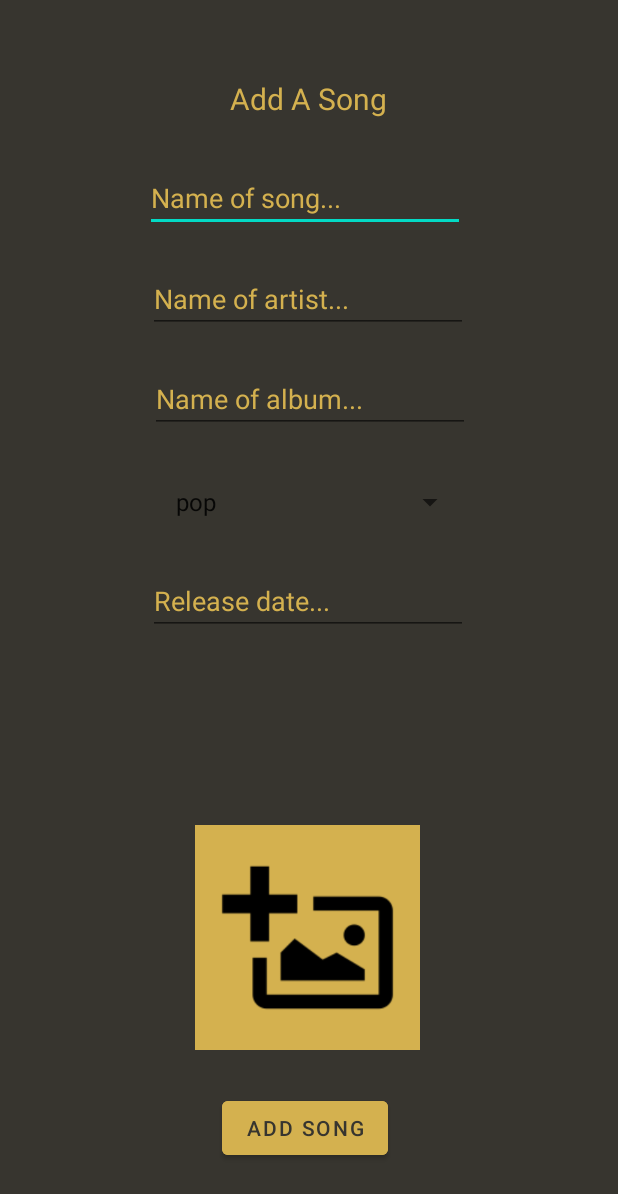
After one commit to GhazyM83/Goldwing3, an Android app: the AddSong screen opened directly, with no data from a screen before it, on a phone screen of 412 x 824 dp. The commit adds this screen. Shown: the top 1194 px of the screen. Run offline under Robolectric (Android 15) with nearby library versions, the phone set to English and light mode, and no system bars; our stand-ins replace Firebase (no records; nobody signed in at launch, a user with empty details on screens opened directly).

Commit message:
Added (Home, Add Song) Modified (All pages)

```diff
--- a/app/src/main/AndroidManifest.xml
+++ b/app/src/main/AndroidManifest.xml
@@ -9,6 +9,12 @@
         android:roundIcon="@mipmap/ic_launcher_round"
         android:supportsRtl="true"
         android:theme="@style/Theme.Goldwing3">
+        <activity
+            android:name=".AddSong"
+            android:exported="false" />
+        <activity
+            android:name=".Home"
+            android:exported="false" />
         <activity
             android:name=".Login"
             android:exported="false" />
--- /dev/null
+++ b/app/src/main/java/com/ghazy/goldwing3/AddSong.java
@@ -0,0 +1,176 @@
+package com.ghazy.goldwing3;
+
+import androidx.annotation.NonNull;
+import androidx.appcompat.app.AppCompatActivity;
+
+import android.app.Activity;
+import android.app.ProgressDialog;
+import android.content.Intent;
+import android.graphics.Bitmap;
+import android.net.Uri;
+import android.os.Bundle;
+import android.provider.MediaStore;
+import android.util.Log;
+import android.view.View;
+import android.widget.ArrayAdapter;
+import android.widget.EditText;
+import android.widget.ImageView;
+import android.widget.Spinner;
+import android.widget.Toast;
+
+import com.google.android.gms.tasks.OnFailureListener;
+import com.google.android.gms.tasks.OnSuccessListener;
+import com.google.firebase.firestore.DocumentReference;
+import com.google.firebase.storage.OnProgressListener;
+import com.google.firebase.storage.StorageReference;
+import com.google.firebase.storage.UploadTask;
+
+import java.io.IOException;
+import java.util.UUID;
+
+public class AddSong extends AppCompatActivity {
+
+    private static final String TAG = "AddSong";
+    private EditText etName, etArtist, etAlbum, etDate;
+    private Spinner spCategory;
+    private ImageView ivCover;
+    private FirebaseServices fbs;
+    private Uri filePath;
+    private StorageReference storageReference;
+    private String StorageCode;
+
+
+    @Override
+    protected void onCreate(Bundle savedInstanceState) {
+        super.onCreate(savedInstanceState);
+        setContentView(R.layout.activity_add_song);
+        getSupportActionBar().hide();
+        etName = findViewById(R.id.etNameAddSong);
+        etArtist = findViewById(R.id.etArtistAddSong);
+        etAlbum = findViewById(R.id.etAlbumAddSong);
+        etDate = findViewById(R.id.etDateAddSong);
+        spCategory = findViewById(R.id.spCategoryAddSong);
+        ivCover = findViewById(R.id.ivCoverAddSong);
+        fbs = FirebaseServices.getInstance();
+        StorageCode = "images/" + UUID.randomUUID().toString();
+        spCategory.setAdapter(new ArrayAdapter<songCategory>(this, android.R.layout.simple_list_item_1, songCategory.values()));
+        storageReference = fbs.getStorage().getReference();
+    }
+
+    public void add(View view) {
+        String name, artist, album, date, category, photo;
+        name = etName.getText().toString();
+        artist = etArtist.getText().toString();
+        album = etAlbum.getText().toString();
+        date = etDate.getText().toString();
+        category = spCategory.getSelectedItem().toString();
+        if (ivCover.getDrawable() == null)
+            photo = "no_image";
+        else photo = StorageCode;
+
+
+        if (name.trim().isEmpty() || artist.trim().isEmpty() || album.trim().isEmpty() ||
+                date.trim().isEmpty() || category.trim().isEmpty() || photo.trim().isEmpty()) {
+            Toast.makeText(this, "Some fields are empty!", Toast.LENGTH_SHORT).show();
+            return;
+        }
+
+        Song song = new Song(name, artist, album, songCategory.valueOf(category), date, photo);
+        fbs.getFire().collection("songs")
+                .add(song)
+                .addOnSuccessListener(new OnSuccessListener<DocumentReference>() {
+                    @Override
+                    public void onSuccess(DocumentReference documentReference) {
+                        Log.d(TAG, "Document added" + documentReference.getId());
+                    }
+                })
+                .addOnFailureListener(new OnFailureListener() {
+                    @Override
+                    public void onFailure(@NonNull Exception e) {
+                        Log.w(TAG, "Error adding document", e);
+                    }
+                });
+    }
+
+    private void uploadImage()
+    {
+        if (filePath != null) {
+
+            // Code for showing progressDialog while uploading
+            ProgressDialog progressDialog = new ProgressDialog(this);
+            progressDialog.setTitle("Uploading...");
+            progressDialog.show();
+
+            // Defining the child of storageReference
+            StorageReference ref = storageReference.child(StorageCode);
+
+            // adding listeners on upload
+            // or failure of image
+            ref.putFile(filePath).addOnSuccessListener(
+                    new OnSuccessListener<UploadTask.TaskSnapshot>() {
+                        @Override
+                        public void onSuccess(
+                                UploadTask.TaskSnapshot taskSnapshot)
+                        {
+
+                            // Image uploaded successfully
+                            // Dismiss dialog
+                            progressDialog.dismiss();
+                            Toast.makeText(getApplicationContext(), "Image Uploaded!!", Toast.LENGTH_SHORT).show();
+                        }
+                    })
+
+                    .addOnFailureListener(new OnFailureListener() {
+                        @Override
+                        public void onFailure(@NonNull Exception e)
+                        {
+
+                            // Error, Image not uploaded
+                            progressDialog.dismiss();
+                            Toast.makeText(getApplicationContext(), "Failed " + e.getMessage(), Toast.LENGTH_SHORT).show();
+                        }
+                    })
+                    .addOnProgressListener(
+                            new OnProgressListener<UploadTask.TaskSnapshot>() {
+
+                                // Progress Listener for loading
+                                // percentage on the dialog box
+                                @Override
+                                public void onProgress(
+                                        UploadTask.TaskSnapshot taskSnapshot)
+                                {
+                                    double progress = (100.0 * taskSnapshot.getBytesTransferred() / taskSnapshot.getTotalByteCount());
+                                    progressDialog.setMessage("Uploaded " + (int)progress + "%");
+                                }
+                            });
+        }
+    }
+
+    public void selectPhoto(View view) {
+        Intent intent = new Intent();
+        intent.setType("image/*");
+        intent.setAction(Intent.ACTION_GET_CONTENT);
+        startActivityForResult(Intent.createChooser(intent, "Select Picture"),40);
+    }
+
+    public void onActivityResult(int requestCode, int resultCode, Intent data) {
+        super.onActivityResult(requestCode, resultCode, data);
+        if (requestCode == 40) {
+            if (resultCode == Activity.RESULT_OK) {
+                if (data != null) {
+                    try {
+                        filePath = data.getData();
+                        Bitmap bitmap = MediaStore.Images.Media.getBitmap(this.getContentResolver(), data.getData());
+                        ivCover.setBackground(null);
+                        ivCover.setImageBitmap(bitmap);
+                        uploadImage();
+                    } catch (IOException e) {
+                        e.printStackTrace();
+                    }
+                }
+            } else if (resultCode == Activity.RESULT_CANCELED)  {
+                Toast.makeText(this, "Canceled", Toast.LENGTH_SHORT).show();
+            }
+        }
+    }
+}
--- a/app/src/main/java/com/ghazy/goldwing3/MainActivity.java
+++ b/app/src/main/java/com/ghazy/goldwing3/MainActivity.java
@@ -24,4 +24,9 @@ public class MainActivity extends AppCompatActivity {
         Intent i = new Intent(getApplicationContext(), Signup.class);
         startActivity(i);
     }
+
+    public void goToAddSong(View view) {
+        Intent i = new Intent(getApplicationContext(), AddSong.class);
+        startActivity(i);
+    }
 }
--- /dev/null
+++ b/app/src/main/res/layout/activity_add_song.xml
@@ -0,0 +1,131 @@
+<?xml version="1.0" encoding="utf-8"?>
+<androidx.constraintlayout.widget.ConstraintLayout xmlns:android="http://schemas.android.com/apk/res/android"
+    xmlns:app="http://schemas.android.com/apk/res-auto"
+    xmlns:tools="http://schemas.android.com/tools"
+    android:layout_width="match_parent"
+    android:layout_height="match_parent"
+    android:background="@color/dark"
+    tools:context=".AddSong">
+
+    <TextView
+        android:id="@+id/tvTitleAddSong"
+        android:layout_width="wrap_content"
+        android:layout_height="wrap_content"
+        android:layout_marginStart="153dp"
+        android:layout_marginTop="52dp"
+        android:layout_marginEnd="153dp"
+        android:text="Add A Song"
+        android:textColor="@color/gold"
+        android:textSize="20sp"
+        app:layout_constraintEnd_toEndOf="parent"
+        app:layout_constraintHorizontal_bias="0.0"
+        app:layout_constraintStart_toStartOf="parent"
+        app:layout_constraintTop_toTopOf="parent" />
+
+    <EditText
+        android:id="@+id/etNameAddSong"
+        android:layout_width="wrap_content"
+        android:layout_height="wrap_content"
+        android:layout_marginStart="98dp"
+        android:layout_marginTop="30dp"
+        android:layout_marginEnd="103dp"
+        android:ems="10"
+        android:hint="Name of song..."
+        android:inputType="textPersonName"
+        android:textColor="@color/gold"
+        android:textColorHint="@color/gold"
+        app:layout_constraintEnd_toEndOf="parent"
+        app:layout_constraintStart_toStartOf="parent"
+        app:layout_constraintTop_toBottomOf="@+id/tvTitleAddSong" />
+
+    <EditText
+        android:id="@+id/etArtistAddSong"
+        android:layout_width="wrap_content"
+        android:layout_height="wrap_content"
+        android:layout_marginStart="100dp"
+        android:layout_marginTop="22dp"
+        android:layout_marginEnd="101dp"
+        android:ems="10"
+        android:hint="Name of artist..."
+        android:inputType="textPersonName"
+        android:textColor="@color/gold"
+        android:textColorHint="@color/gold"
+        app:layout_constraintEnd_toEndOf="parent"
+        app:layout_constraintStart_toStartOf="parent"
+        app:layout_constraintTop_toBottomOf="@+id/etNameAddSong" />
+
+    <EditText
+        android:id="@+id/etAlbumAddSong"
+        android:layout_width="wrap_content"
+        android:layout_height="wrap_content"
+        android:layout_marginStart="101dp"
+        android:layout_marginTop="21dp"
+        android:layout_marginEnd="100dp"
+        android:ems="10"
+        android:hint="Name of album..."
+        android:inputType="textPersonName"
+        android:textColor="@color/gold"
+        android:textColorHint="@color/gold"
+        app:layout_constraintEnd_toEndOf="parent"
+        app:layout_constraintStart_toStartOf="parent"
+        app:layout_constraintTop_toBottomOf="@+id/etArtistAddSong" />
+
+    <Spinner
+        android:id="@+id/spCategoryAddSong"
+        android:layout_width="209dp"
+        android:layout_height="36dp"
+        android:layout_marginStart="101dp"
+        android:layout_marginTop="28dp"
+        android:layout_marginEnd="101dp"
+        android:spinnerMode="dropdown"
+        app:layout_constraintEnd_toEndOf="parent"
+        app:layout_constraintStart_toStartOf="parent"
+        app:layout_constraintTop_toBottomOf="@+id/etAlbumAddSong" />
+
+    <EditText
+        android:id="@+id/etDateAddSong"
+        android:layout_width="wrap_content"
+        android:layout_height="wrap_content"
+        android:layout_marginStart="100dp"
+        android:layout_marginTop="25dp"
+        android:layout_marginEnd="101dp"
+        android:ems="10"
+        android:hint="Release date..."
+        android:inputType="date"
+        android:textColor="@color/gold"
+        android:textColorHint="@color/gold"
+        app:layout_constraintEnd_toEndOf="parent"
+        app:layout_constraintStart_toStartOf="parent"
+        app:layout_constraintTop_toBottomOf="@+id/spCategoryAddSong" />
+
+    <ImageView
+        android:id="@+id/ivCoverAddSong"
+        android:layout_width="150dp"
+        android:layout_height="150dp"
+        android:layout_marginStart="130dp"
+        android:layout_marginEnd="130dp"
+        android:layout_marginBottom="28dp"
+        android:background="@color/gold"
+        android:onClick="selectPhoto"
+        app:layout_constraintBottom_toTopOf="@+id/btnAddAddSong"
+        app:layout_constraintEnd_toEndOf="parent"
+        app:layout_constraintHorizontal_bias="0.0"
+        app:layout_constraintStart_toStartOf="parent"
+        app:srcCompat="@drawable/add" />
+
+    <Button
+        android:id="@+id/btnAddAddSong"
+        android:layout_width="wrap_content"
+        android:layout_height="wrap_content"
+        android:layout_marginStart="147dp"
+        android:layout_marginEnd="153dp"
+        android:layout_marginBottom="48dp"
+        android:backgroundTint="@color/gold"
+        android:onClick="add"
+        android:text="Add Song"
+        android:textColor="@color/dark"
+        app:layout_constraintBottom_toBottomOf="parent"
+        app:layout_constraintEnd_toEndOf="parent"
+        app:layout_constraintStart_toStartOf="parent" />
+
+</androidx.constraintlayout.widget.ConstraintLayout>
```
Also changed, not shown: app/src/main/java/com/ghazy/goldwing3/Home.java (added, +15 -0 lines), app/src/main/java/com/ghazy/goldwing3/Login.java (+33 -4 lines), app/src/main/res/layout/activity_home.xml (added, +10 -0 lines), app/src/main/res/layout/activity_login.xml (+21 -16 lines), app/src/main/res/layout/activity_main.xml (+26 -6 lines), app/src/main/res/layout/activity_signup.xml (+9 -8 lines).
